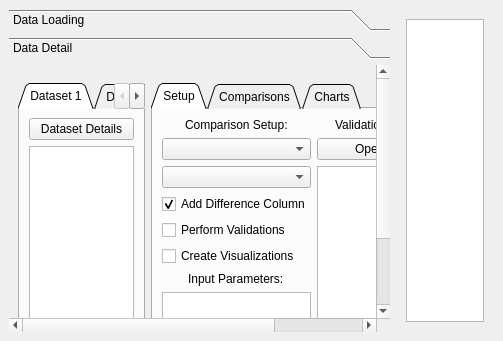
Before: the Qt Designer form data_comparator/ui/data_comparator.ui in culight/data_comparator, drawn with Qt 5.
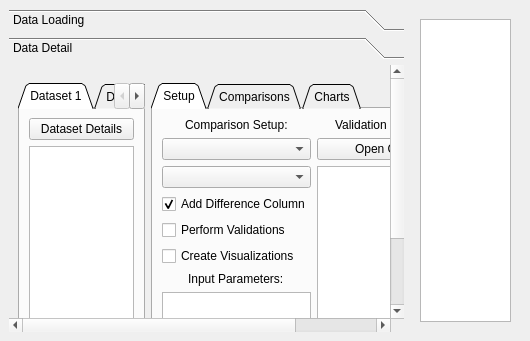
After: the same form once the commit is applied. The open tabs and pages were chosen to show the change.

Patch:
```diff
--- a/data_comparator/ui/data_comparator.ui
+++ b/data_comparator/ui/data_comparator.ui
@@ -6,7 +6,7 @@
    <rect>
     <x>0</x>
     <y>0</y>
-    <width>503</width>
+    <width>530</width>
     <height>341</height>
    </rect>
   </property>
```
Left out of the diff: 72 changed lines with no effect on the pictures.
